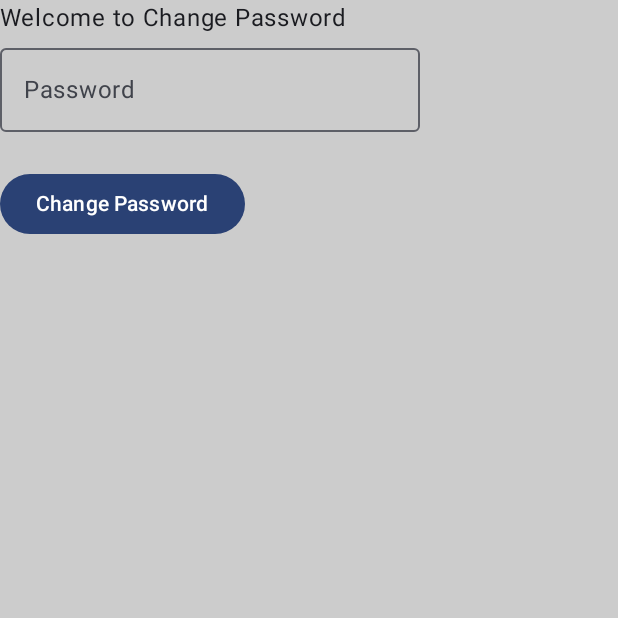
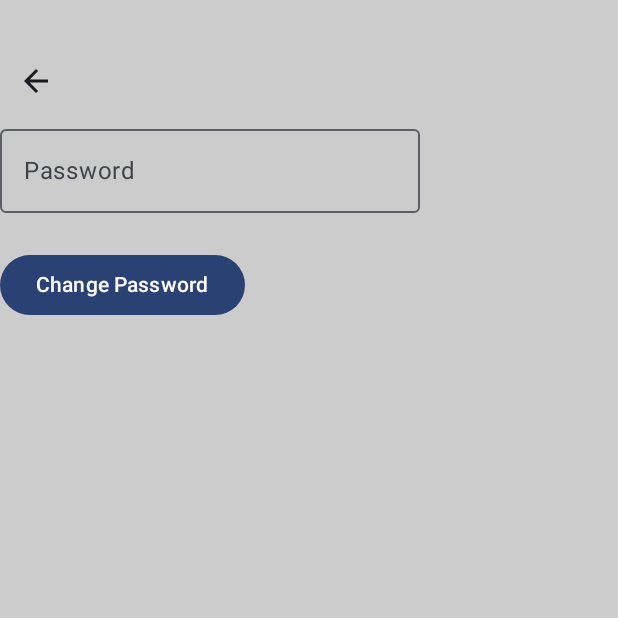
Before and after one commit to MaryamJamil02/IN5600-Project---InsurRide, an Android app built with Jetpack Compose: the ChangePasswordScreen screen opened through its navigation route, on a phone screen of 412 x 824 dp, the top half of it. Run offline under Robolectric (Android 15) with nearby library versions, the phone set to English and light mode, and no system bars; network calls fail.

Commit message:
Navigate back from ChangePasswordScreen

```diff
--- /dev/null
+++ b/app/src/main/java/com/example/in5600_project/presentation/ui/components/GoBackButton.kt
@@ -0,0 +1,18 @@
+package com.example.in5600_project.presentation.ui.components
+
+import androidx.compose.material3.Icon
+import androidx.compose.material3.IconButton
+import androidx.compose.material.icons.Icons
+import androidx.compose.material.icons.automirrored.filled.ArrowBack
+import androidx.compose.runtime.Composable
+import androidx.navigation.NavController
+
+@Composable
+fun GoBackButton(navController: NavController) {
+    IconButton(onClick = { navController.popBackStack() }) {
+        Icon(
+            imageVector = Icons.AutoMirrored.Filled.ArrowBack,
+            contentDescription = "Go Back"
+        )
+    }
+}
--- a/app/src/main/java/com/example/in5600_project/presentation/ui/screens/ChangePasswordScreen.kt
+++ b/app/src/main/java/com/example/in5600_project/presentation/ui/screens/ChangePasswordScreen.kt
@@ -2,7 +2,10 @@ package com.example.in5600_project.presentation.ui.screens
 
 import androidx.compose.foundation.background
 import androidx.compose.foundation.layout.Column
+import androidx.compose.foundation.layout.Spacer
 import androidx.compose.foundation.layout.fillMaxSize
+import androidx.compose.foundation.layout.height
+import androidx.compose.foundation.layout.padding
 import androidx.compose.material3.OutlinedTextField
 import androidx.compose.material3.Text
 import androidx.compose.runtime.Composable
@@ -11,11 +14,13 @@ import androidx.compose.runtime.getValue
 import androidx.compose.ui.Modifier
 import androidx.compose.ui.graphics.Color
 import androidx.compose.ui.text.input.PasswordVisualTransformation
+import androidx.compose.ui.unit.dp
 import androidx.navigation.NavController
 import com.example.in5600_project.presentation.ui.components.ChangePasswordButton
 import com.example.in5600_project.presentation.viewmodel.ChangePasswordScreenViewModel
 import com.example.in5600_project.presentation.viewmodel.MyProfileViewModel
 import androidx.lifecycle.viewmodel.compose.*
+import com.example.in5600_project.presentation.ui.components.GoBackButton
 
 
 @Composable
@@ -33,9 +38,11 @@ fun ChangePasswordScreen(
         modifier = modifier
             .background(Color.LightGray)
             .fillMaxSize()
+            .padding(top = 30.dp)
     )
     {
-        Text("Welcome to Change Password")
+
+        GoBackButton(navController)
 
         // Create new password
         OutlinedTextField(
```
